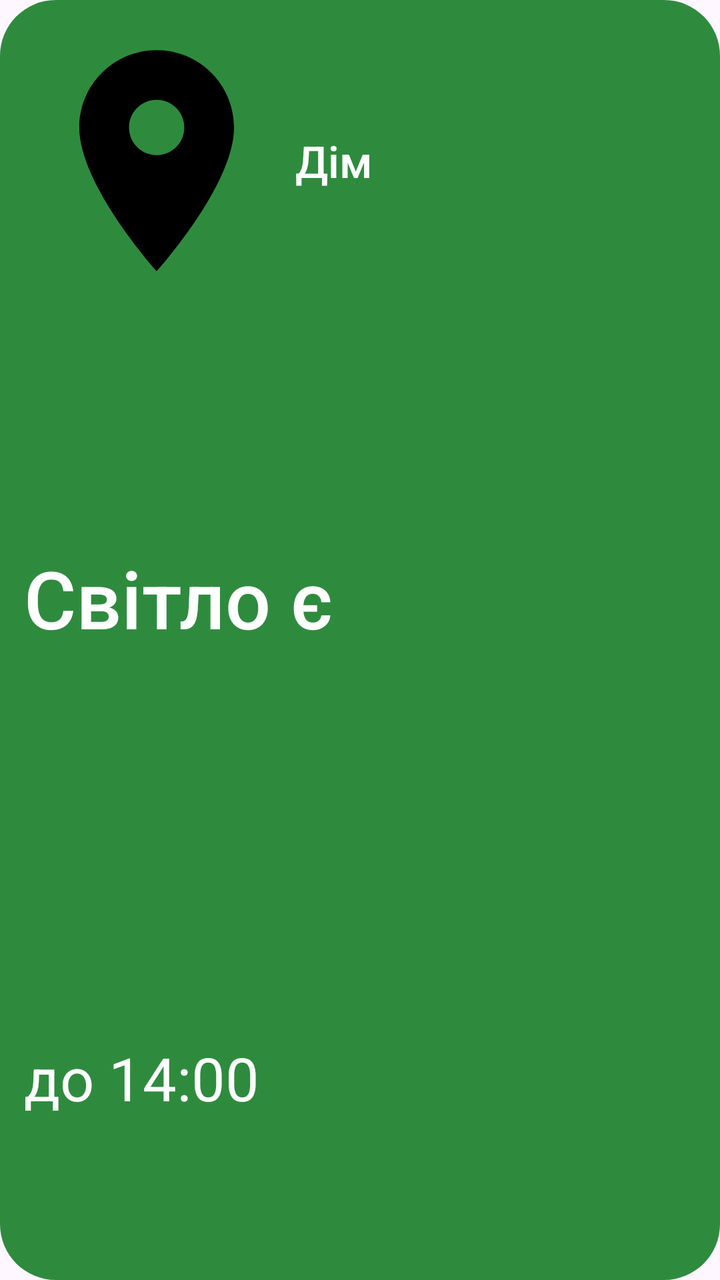
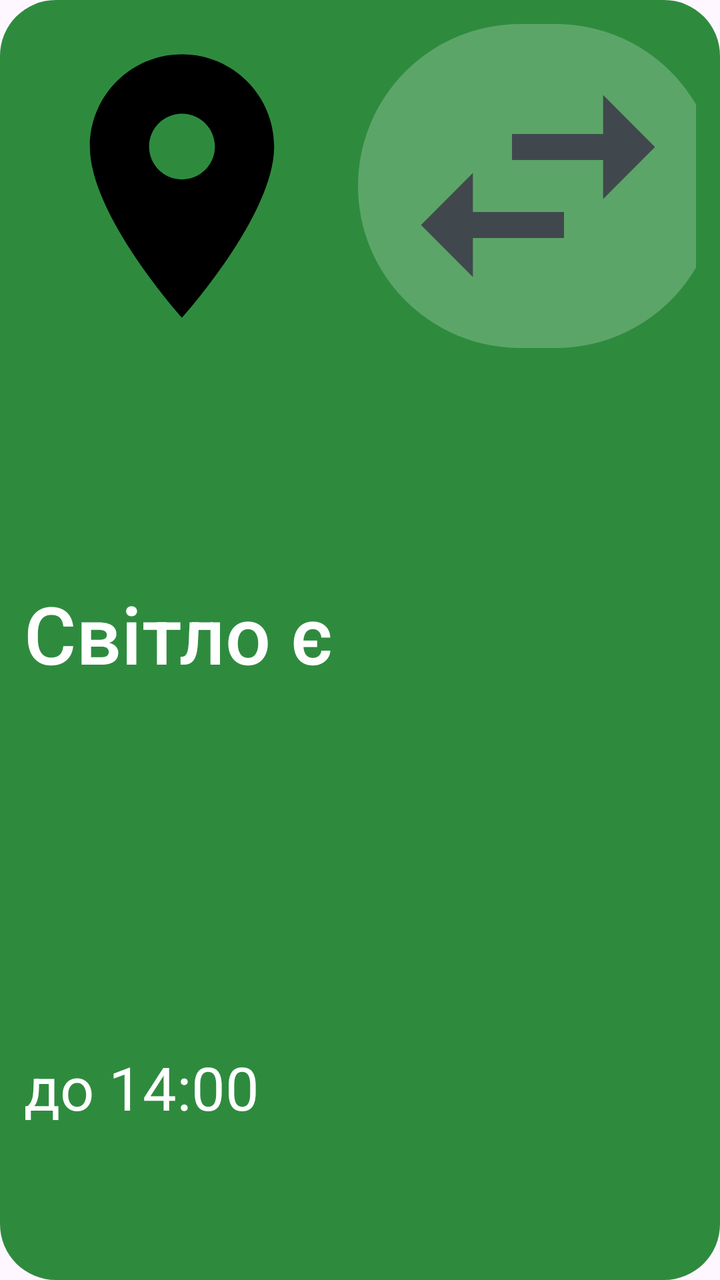

An Android layout rendered at two revisions. The XML below is the earlier revision; the diff shows what the commit changed to produce the second picture.
<!-- AndroidManifest.xml: application theme AppTheme -->
<!-- res/layout/widget_small.xml -->
<?xml version="1.0" encoding="utf-8"?>
<LinearLayout xmlns:android="http://schemas.android.com/apk/res/android"
    android:id="@+id/w_root"
    android:layout_width="match_parent"
    android:layout_height="match_parent"
    android:background="@drawable/wbg_on"
    android:orientation="vertical"
    android:padding="12dp">

    <LinearLayout
        android:layout_width="match_parent"
        android:layout_height="0dp"
        android:layout_weight="2"
        android:gravity="center_vertical"
        android:orientation="horizontal">

        <ImageView
            android:id="@+id/w_pin"
            android:layout_width="wrap_content"
            android:layout_height="match_parent"
            android:adjustViewBounds="true"
            android:contentDescription="@null"
            android:paddingTop="2dp"
            android:paddingBottom="2dp"
            android:src="@drawable/ic_place" />

        <TextView
            android:id="@+id/w_address"
            android:layout_width="0dp"
            android:layout_height="match_parent"
            android:layout_marginStart="3dp"
            android:layout_weight="1"
            android:autoSizeMaxTextSize="22dp"
            android:autoSizeMinTextSize="9dp"
            android:autoSizeStepGranularity="1dp"
            android:autoSizeTextType="uniform"
            android:fontFamily="sans-serif-medium"
            android:gravity="center_vertical"
            android:maxLines="1"
            android:text="Дім"
            android:textColor="#FFFFFFFF" />
    </LinearLayout>

    <TextView
        android:id="@+id/w_status"
        android:layout_width="match_parent"
        android:layout_height="0dp"
        android:layout_weight="4.4"
        android:autoSizeMaxTextSize="40dp"
        android:autoSizeMinTextSize="11dp"
        android:autoSizeStepGranularity="1dp"
        android:autoSizeTextType="uniform"
        android:fontFamily="sans-serif-medium"
        android:gravity="center_vertical|start"
        android:maxLines="2"
        android:text="Світло є"
        android:textColor="#FFFFFFFF" />

    <TextView
        android:id="@+id/w_detail"
        android:layout_width="match_parent"
        android:layout_height="0dp"
        android:layout_weight="2.6"
        android:autoSizeMaxTextSize="30dp"
        android:autoSizeMinTextSize="10dp"
        android:autoSizeStepGranularity="1dp"
        android:autoSizeTextType="uniform"
        android:gravity="center_vertical|start"
        android:maxLines="1"
        android:text="до 14:00"
        android:textColor="#FFFFFFFF" />
</LinearLayout>
<!-- resources referenced by this layout -->
<resources>
  <!-- drawable ic_place (drawable) -->
  <?xml version="1.0" encoding="utf-8"?>
  <vector xmlns:android="http://schemas.android.com/apk/res/android"
      android:width="24dp"
      android:height="24dp"
      android:viewportWidth="24"
      android:viewportHeight="24">
      <path android:fillColor="#FF000000" android:pathData="M12,2C8.13,2 5,5.13 5,9c0,5.25 7,13 7,13s7,-7.75 7,-13c0,-3.87 -3.13,-7 -7,-7zM12,11.5c-1.38,0 -2.5,-1.12 -2.5,-2.5s1.12,-2.5 2.5,-2.5 2.5,1.12 2.5,2.5 -1.12,2.5 -2.5,2.5z" />
  </vector>
  <!-- drawable wbg_on (drawable) -->
  <?xml version="1.0" encoding="utf-8"?>
  <shape xmlns:android="http://schemas.android.com/apk/res/android" android:shape="rectangle">
      <solid android:color="@color/st_on_container" />
      <corners android:radius="26dp" />
  </shape>
  <style name="AppTheme" parent="Theme.Material3.DayNight.NoActionBar">
          <item name="android:statusBarColor">?attr/colorSurface</item>
          <item name="android:windowLightStatusBar">@bool/light_bars</item>
      </style>
  <color name="st_on_container">#2E8B3E</color>
</resources>

<!-- the commit's change to res/layout/widget_small.xml (unified diff, before → after) -->
@@ -8,9 +8,10 @@
     android:padding="12dp">
 
     <LinearLayout
+        android:id="@+id/w_header"
         android:layout_width="match_parent"
         android:layout_height="0dp"
-        android:layout_weight="2"
+        android:layout_weight="2.5"
         android:gravity="center_vertical"
         android:orientation="horizontal">
 
@@ -39,6 +40,20 @@
             android:maxLines="1"
             android:text="Дім"
             android:textColor="#FFFFFFFF" />
+
+        <ImageView
+            android:id="@+id/w_switch"
+            android:layout_width="wrap_content"
+            android:layout_height="match_parent"
+            android:layout_marginStart="6dp"
+            android:adjustViewBounds="true"
+            android:background="@drawable/switch_pill_light"
+            android:contentDescription="Інша адреса"
+            android:paddingStart="12dp"
+            android:paddingTop="3dp"
+            android:paddingEnd="12dp"
+            android:paddingBottom="3dp"
+            android:src="@drawable/ic_swap" />
     </LinearLayout>
 
     <TextView
<!-- resource entries referenced after the edit -->
@@ -9,6 +9,21 @@
       android:viewportHeight="24">
       <path android:fillColor="#FF000000" android:pathData="M12,2C8.13,2 5,5.13 5,9c0,5.25 7,13 7,13s7,-7.75 7,-13c0,-3.87 -3.13,-7 -7,-7zM12,11.5c-1.38,0 -2.5,-1.12 -2.5,-2.5s1.12,-2.5 2.5,-2.5 2.5,1.12 2.5,2.5 -1.12,2.5 -2.5,2.5z" />
   </vector>
+  <!-- drawable ic_swap (drawable) -->
+  <?xml version="1.0" encoding="utf-8"?>
+  <vector xmlns:android="http://schemas.android.com/apk/res/android"
+      android:width="24dp"
+      android:height="24dp"
+      android:viewportWidth="24"
+      android:viewportHeight="24">
+      <path android:fillColor="@color/widget_sub" android:pathData="M6.99,11L3,15l3.99,4v-3H14v-2H6.99v-3zM21,9l-3.99,-4v3H10v2h7.01v3L21,9z" />
+  </vector>
+  <!-- drawable switch_pill_light (drawable) -->
+  <?xml version="1.0" encoding="utf-8"?>
+  <shape xmlns:android="http://schemas.android.com/apk/res/android" android:shape="rectangle">
+      <solid android:color="#38FFFFFF" />
+      <corners android:radius="100dp" />
+  </shape>
   <!-- drawable wbg_on (drawable) -->
   <?xml version="1.0" encoding="utf-8"?>
   <shape xmlns:android="http://schemas.android.com/apk/res/android" android:shape="rectangle">
@@ -19,6 +34,7 @@
           <item name="android:statusBarColor">?attr/colorSurface</item>
           <item name="android:windowLightStatusBar">@bool/light_bars</item>
       </style>
+  <color name="widget_sub">#44474F</color>
   <color name="st_on_container">#2E8B3E</color>
 </resources>
 
